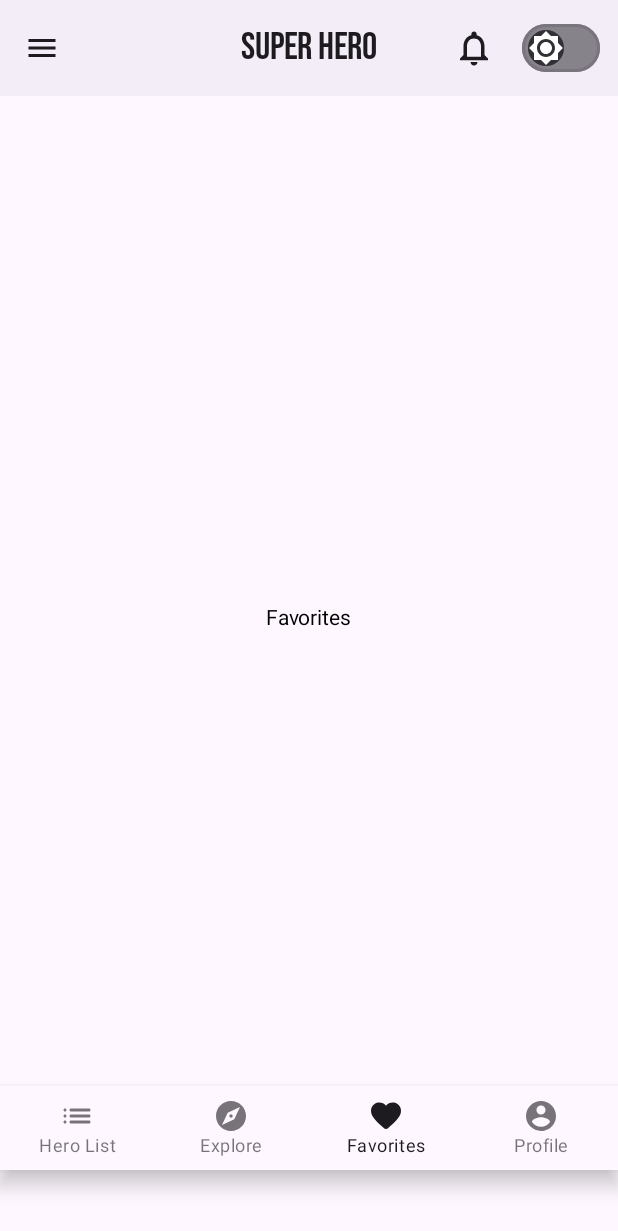
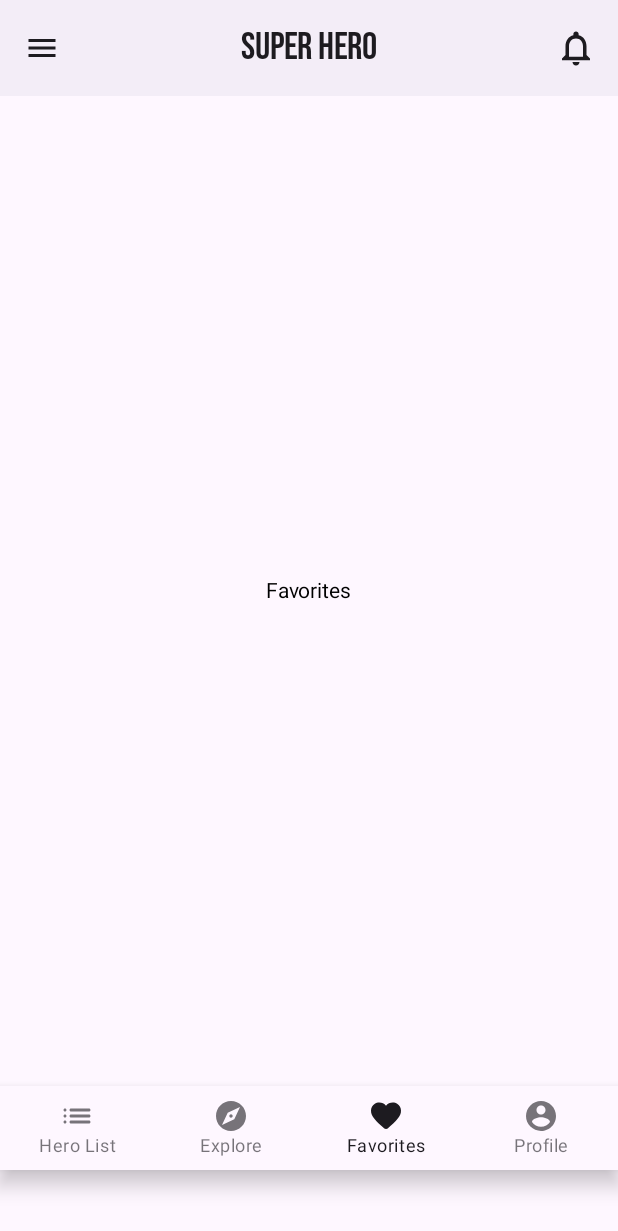
Before and after one commit to ashwanil23/Project-SuperHero-App, an Android app built with Jetpack Compose: the screen it shows after launch (MainActivity), item 3 of the bottom bar chosen, on a phone screen of 412 x 824 dp. Shown: the top 1231 px of the screen. Run offline under Robolectric (Android 15) with nearby library versions, the phone set to English and light mode, and no system bars; our stand-ins replace window size class; Roboto replaces fonts that are not available here.

Commit message:
21-01-2025

```diff
--- a/app/build.gradle.kts
+++ b/app/build.gradle.kts
@@ -59,12 +59,8 @@ dependencies {
     implementation(libs.androidx.ui.graphics)
     implementation(libs.androidx.ui.tooling.preview)
     implementation(libs.androidx.material3)
-    implementation(libs.androidx.ui.text.google.fonts)
     implementation(libs.androidx.navigation.runtime.ktx)
     implementation(libs.androidx.navigation.compose)
-    implementation(libs.androidx.benchmark.macro)
-    implementation(libs.androidx.foundation.android)
-    implementation(libs.androidx.foundation.android)
     testImplementation(libs.junit)
     androidTestImplementation(libs.androidx.junit)
     androidTestImplementation(libs.androidx.espresso.core)
@@ -72,8 +68,10 @@ dependencies {
     androidTestImplementation(libs.androidx.ui.test.junit4)
     debugImplementation(libs.androidx.ui.tooling)
     debugImplementation(libs.androidx.ui.test.manifest)
+    implementation(platform("androidx.compose:compose-bom:2024.01.00"))
     implementation("androidx.lifecycle:lifecycle-viewmodel-compose:2.6.1")
     implementation("androidx.compose.material:material-icons-extended:<version>")
     implementation("androidx.compose.material3:material3-window-size-class")
     implementation ("androidx.compose.material:material:1.3.0")
+    implementation("androidx.compose.ui:ui-text-google-fonts:1.7.6")
 }
--- a/app/src/main/java/com/kingkong/practicescrollablelistanimationsactivitylifecycles/Routes.kt
+++ b/app/src/main/java/com/kingkong/practicescrollablelistanimationsactivitylifecycles/Routes.kt
@@ -13,4 +13,5 @@ object Routes {
     const val NOTIFICATIONS = "notifications"
     const val ACHIEVEMENTS = "achievements"
     const val LOGOUT = "logout"
+    const val TERMS_AND_CONDITIONS = "terms"
 }
--- a/app/src/main/java/com/kingkong/practicescrollablelistanimationsactivitylifecycles/enumClass/Page.kt
+++ b/app/src/main/java/com/kingkong/practicescrollablelistanimationsactivitylifecycles/enumClass/Page.kt
@@ -10,5 +10,6 @@ enum class Page {
     FEEDBACK,
     NOTIFICATIONS,
     ACHIEVEMENTS,
+    TERMS_AND_CONDITIONS,
     LOGOUT,
 }
--- a/app/src/main/java/com/kingkong/practicescrollablelistanimationsactivitylifecycles/screen/Achievements.kt
+++ b/app/src/main/java/com/kingkong/practicescrollablelistanimationsactivitylifecycles/screen/Achievements.kt
@@ -10,9 +10,9 @@ import androidx.compose.ui.Alignment
 import androidx.compose.ui.Modifier
 
 @Composable
-fun Achievements() {
+fun Achievements(modifier: Modifier) {
     Column(
-        modifier = Modifier.fillMaxSize(),
+        modifier = modifier.fillMaxSize(),
         verticalArrangement = Arrangement.Center,
         horizontalAlignment = Alignment.CenterHorizontally
     ) {
--- a/app/src/main/java/com/kingkong/practicescrollablelistanimationsactivitylifecycles/screen/App.kt
+++ b/app/src/main/java/com/kingkong/practicescrollablelistanimationsactivitylifecycles/screen/App.kt
@@ -254,7 +254,7 @@ fun SuperHeroAppTopBar(
                     tint = Color.Red
                 )
             }
-            ThemeToggleButton( isDarkTheme = isDarkTheme, onToggleTheme = onToggleTheme)
+//            ThemeToggleButton( isDarkTheme = isDarkTheme, onToggleTheme = onToggleTheme)
 
 //            IconButton(onClick = {onMenuClicked()}) {
 //                Icon(
--- a/app/src/main/java/com/kingkong/practicescrollablelistanimationsactivitylifecycles/screen/AppNavigation.kt
+++ b/app/src/main/java/com/kingkong/practicescrollablelistanimationsactivitylifecycles/screen/AppNavigation.kt
@@ -34,6 +34,7 @@ fun MyAppNavigation(
         Page.FEEDBACK-> Routes.FEEDBACK
         Page.NOTIFICATIONS -> Routes.NOTIFICATIONS
         Page.ACHIEVEMENTS -> Routes.ACHIEVEMENTS
+        Page.TERMS_AND_CONDITIONS -> Routes.TERMS_AND_CONDITIONS
         else-> Routes.HERO_LIST
     }
     NavHost(
@@ -61,29 +62,35 @@ fun MyAppNavigation(
             )
         }
         composable(route = Routes.PROFILE){
-            UserProfile()
+            UserProfile(modifier = modifier)
         }
         composable(route = Routes.FAVORITES){
-            Favorites()
+            Favorites(modifier = modifier)
         }
         composable(route = Routes.EXPLORE){
-            Explore()
+            Explore(modifier = modifier)
         }
         composable(route = Routes.SETTINGS){
-            Settings()
+            Settings(modifier = modifier)
         }
         composable(route = Routes.ABOUT){
             About(modifier = modifier)
         }
         composable(route = Routes.FEEDBACK){
-            FeedBack()
+            FeedBack(modifier = modifier)
         }
         composable(route = Routes.NOTIFICATIONS){
-            Notifications()
+            Notifications(modifier = modifier)
         }
         composable(route = Routes.ACHIEVEMENTS){
-            Achievements()
+            Achievements(modifier = modifier)
         }
-
+        composable(route = Routes.TERMS_AND_CONDITIONS){
+            TermsAndConditionsScreen(
+                modifier = modifier,
+                onAgree = { navController.navigate("hero_list") },
+                onCancel = { navController.popBackStack() }
+            )
+        }
     }
 }
--- a/app/src/main/java/com/kingkong/practicescrollablelistanimationsactivitylifecycles/screen/Explore.kt
+++ b/app/src/main/java/com/kingkong/practicescrollablelistanimationsactivitylifecycles/screen/Explore.kt
@@ -11,9 +11,9 @@ import androidx.compose.ui.Alignment
 import androidx.compose.ui.Modifier
 
 @Composable
-fun Explore() {
+fun Explore(modifier: Modifier) {
     Column(
-        modifier = Modifier.fillMaxSize(),
+        modifier = modifier.fillMaxSize(),
         verticalArrangement = Arrangement.Center,
         horizontalAlignment = Alignment.CenterHorizontally
     ) {
--- a/app/src/main/java/com/kingkong/practicescrollablelistanimationsactivitylifecycles/screen/Favourites.kt
+++ b/app/src/main/java/com/kingkong/practicescrollablelistanimationsactivitylifecycles/screen/Favourites.kt
@@ -10,9 +10,9 @@ import androidx.compose.ui.Alignment
 import androidx.compose.ui.Modifier
 
 @Composable
-fun Favorites() {
+fun Favorites(modifier: Modifier) {
     Column(
-        modifier = Modifier.fillMaxSize(),
+        modifier = modifier.fillMaxSize(),
         verticalArrangement = Arrangement.Center,
         horizontalAlignment = Alignment.CenterHorizontally
     ) {
--- a/app/src/main/java/com/kingkong/practicescrollablelistanimationsactivitylifecycles/screen/FeedBack.kt
+++ b/app/src/main/java/com/kingkong/practicescrollablelistanimationsactivitylifecycles/screen/FeedBack.kt
@@ -10,9 +10,9 @@ import androidx.compose.ui.Alignment
 import androidx.compose.ui.Modifier
 
 @Composable
-fun FeedBack() {
+fun FeedBack(modifier: Modifier) {
     Column(
-        modifier = Modifier.fillMaxSize(),
+        modifier = modifier.fillMaxSize(),
         verticalArrangement = Arrangement.Center,
         horizontalAlignment = Alignment.CenterHorizontally
     ) {
--- a/app/src/main/java/com/kingkong/practicescrollablelistanimationsactivitylifecycles/screen/HeroProfile.kt
+++ b/app/src/main/java/com/kingkong/practicescrollablelistanimationsactivitylifecycles/screen/HeroProfile.kt
@@ -81,6 +81,7 @@ fun HeroProfile(
         }
     }
     selectedImage?.let { imageRes -> ImageDialog(imageRes) { selectedImage = null } }
+
 }
 
 @Composable
--- a/app/src/main/java/com/kingkong/practicescrollablelistanimationsactivitylifecycles/screen/NavigationDrawer.kt
+++ b/app/src/main/java/com/kingkong/practicescrollablelistanimationsactivitylifecycles/screen/NavigationDrawer.kt
@@ -8,40 +8,25 @@ import androidx.compose.foundation.lazy.grid.GridCells
 import androidx.compose.foundation.lazy.grid.LazyHorizontalGrid
 import androidx.compose.foundation.lazy.items
 import androidx.compose.foundation.shape.CircleShape
-import androidx.compose.material.icons.Icons
-import androidx.compose.material.icons.automirrored.filled.ArrowBack
-import androidx.compose.material.icons.filled.Brightness4
-import androidx.compose.material.icons.filled.Brightness7
-import androidx.compose.material.icons.filled.Menu
-import androidx.compose.material.icons.filled.Notifications
-import androidx.compose.material.icons.outlined.Notifications
+//noinspection UsingMaterialAndMaterial3Libraries
+import androidx.compose.material.TextButton
 import androidx.compose.material3.Card
-import androidx.compose.material3.CenterAlignedTopAppBar
 import androidx.compose.material3.DrawerValue
-import androidx.compose.material3.ExperimentalMaterial3Api
 import androidx.compose.material3.HorizontalDivider
 import androidx.compose.material3.Icon
-import androidx.compose.material3.IconButton
 import androidx.compose.material3.LocalContentColor
 import androidx.compose.material3.MaterialTheme
 import androidx.compose.material3.ModalDrawerSheet
 import androidx.compose.material3.ModalNavigationDrawer
 import androidx.compose.material3.NavigationDrawerItem
 import androidx.compose.material3.NavigationDrawerItemDefaults
-import androidx.compose.material3.Switch
-import androidx.compose.material3.SwitchDefaults
 import androidx.compose.material3.Text
-import androidx.compose.material3.TopAppBarDefaults
-import androidx.compose.material3.TopAppBarScrollBehavior
 import androidx.compose.material3.rememberDrawerState
-import androidx.compose.material3.rememberTopAppBarState
 import androidx.compose.runtime.*
-import androidx.compose.runtime.saveable.rememberSaveable
 import androidx.compose.ui.Alignment
 import androidx.compose.ui.Modifier
 import androidx.compose.ui.draw.clip
 import androidx.compose.ui.graphics.Color
-import androidx.compose.ui.graphics.vector.ImageVector
 import androidx.compose.ui.layout.ContentScale
 import androidx.compose.ui.res.dimensionResource
 import androidx.compose.ui.res.painterResource
@@ -52,22 +37,25 @@ import androidx.lifecycle.viewmodel.compose.viewModel
 import androidx.navigation.NavHostController
 import androidx.navigation.compose.rememberNavController
 import com.kingkong.practicescrollablelistanimationsactivitylifecycles.R
+import com.kingkong.practicescrollablelistanimationsactivitylifecycles.Routes
 import com.kingkong.practicescrollablelistanimationsactivitylifecycles.enumClass.UserRole
+import com.kingkong.practicescrollablelistanimationsactivitylifecycles.viewmodel.HomeScreenViewModel
 import com.kingkong.practicescrollablelistanimationsactivitylifecycles.viewmodel.NavigationItemViewModel
 import kotlinx.coroutines.launch
 
 
 @Composable
 fun ModelNavigationDrawer(
-    modifier: Modifier = Modifier,
     navController: NavHostController = rememberNavController(),
     isMenuClicked: Boolean,
     onDrawerClose: () -> Unit,
+    homeListScreenViewModel: HomeScreenViewModel = viewModel(),
     navigationItemViewModel: NavigationItemViewModel = viewModel(),
     content: @Composable () -> Unit,
 ) {
     val drawerState = rememberDrawerState(initialValue = DrawerValue.Closed)
     val scope = rememberCoroutineScope()
+    val homeScreenUiState by homeListScreenViewModel.uiState.collectAsState()
     val navigationItemUiState by navigationItemViewModel.uiState.collectAsState()
 
     LaunchedEffect(isMenuClicked) {
@@ -118,10 +106,14 @@ fun ModelNavigationDrawer(
                     color = MaterialTheme.colorScheme.inverseSurface
                 )
                 Spacer(modifier = Modifier.padding(vertical = 1.dp))
-
-                Card(modifier = Modifier
+                LazyColumn(
+                    modifier = Modifier
+                ) {
+                    item{
+                        Card(
+                            modifier = Modifier
                                 .fillMaxWidth()
-                    .height(220.dp)
+                                .height(160.dp)
                                 .padding(dimensionResource(R.dimen.medium))
                         ) {
                             LazyHorizontalGrid(
@@ -147,10 +139,13 @@ fun ModelNavigationDrawer(
                                 }
                             }
                         }
+                    }
 
+                    item{
                         Card(
                             modifier = Modifier
                                 .fillMaxWidth()
+                                .height(440.dp)
                                 .padding(dimensionResource(R.dimen.medium))
                         ) {
                             LazyColumn {
@@ -187,6 +182,33 @@ fun ModelNavigationDrawer(
                             }
                         }
                     }
+
+                    item{
+                        Column(
+                            verticalArrangement = Arrangement.Center,
+                            horizontalAlignment = Alignment.CenterHorizontally,
+                            modifier = Modifier
+                                .fillMaxWidth()
+                        ){
+                            TextButton(
+                                onClick = {
+                                    scope.launch{
+                                        drawerState.close()
+                                        navController.navigate(Routes.TERMS_AND_CONDITIONS)
+                                    }
+                                }
+                            ) {
+                                Text(
+                                    text = "Terms & Conditions",
+                                    modifier = Modifier,
+                                    color = Color.Blue
+                                )
+                            }
+                        }
+                    }
+                }
+
+            }
         },
         gesturesEnabled = true,
         content = content,
--- a/app/src/main/java/com/kingkong/practicescrollablelistanimationsactivitylifecycles/screen/Notificatons.kt
+++ b/app/src/main/java/com/kingkong/practicescrollablelistanimationsactivitylifecycles/screen/Notificatons.kt
@@ -10,9 +10,9 @@ import androidx.compose.ui.Alignment
 import androidx.compose.ui.Modifier
 
 @Composable
-fun Notifications() {
+fun Notifications(modifier: Modifier) {
     Column(
-        modifier = Modifier.fillMaxSize(),
+        modifier = modifier.fillMaxSize(),
         verticalArrangement = Arrangement.Center,
         horizontalAlignment = Alignment.CenterHorizontally
     ) {
--- a/app/src/main/java/com/kingkong/practicescrollablelistanimationsactivitylifecycles/screen/Settings.kt
+++ b/app/src/main/java/com/kingkong/practicescrollablelistanimationsactivitylifecycles/screen/Settings.kt
@@ -10,9 +10,9 @@ import androidx.compose.ui.Alignment
 import androidx.compose.ui.Modifier
 
 @Composable
-fun Settings() {
+fun Settings(modifier: Modifier) {
     Column(
-        modifier = Modifier.fillMaxSize(),
+        modifier = modifier.fillMaxSize(),
         verticalArrangement = Arrangement.Center,
         horizontalAlignment = Alignment.CenterHorizontally
     ) {
--- a/app/src/main/java/com/kingkong/practicescrollablelistanimationsactivitylifecycles/screen/UserProfile.kt
+++ b/app/src/main/java/com/kingkong/practicescrollablelistanimationsactivitylifecycles/screen/UserProfile.kt
@@ -10,9 +10,9 @@ import androidx.compose.ui.Alignment
 import androidx.compose.ui.Modifier
 
 @Composable
-fun UserProfile() {
+fun UserProfile(modifier: Modifier) {
     Column(
-        modifier = Modifier.fillMaxSize(),
+        modifier = modifier.fillMaxSize(),
         verticalArrangement = Arrangement.Center,
         horizontalAlignment = Alignment.CenterHorizontally
     ) {
```
Also changed, not shown: app/src/main/java/com/kingkong/practicescrollablelistanimationsactivitylifecycles/screen/TermsAndConditions.kt (added, +54 -0 lines), app/src/main/res/values/strings.xml (+32 -0 lines). Lines whose indentation alone changed are shown as unchanged.
